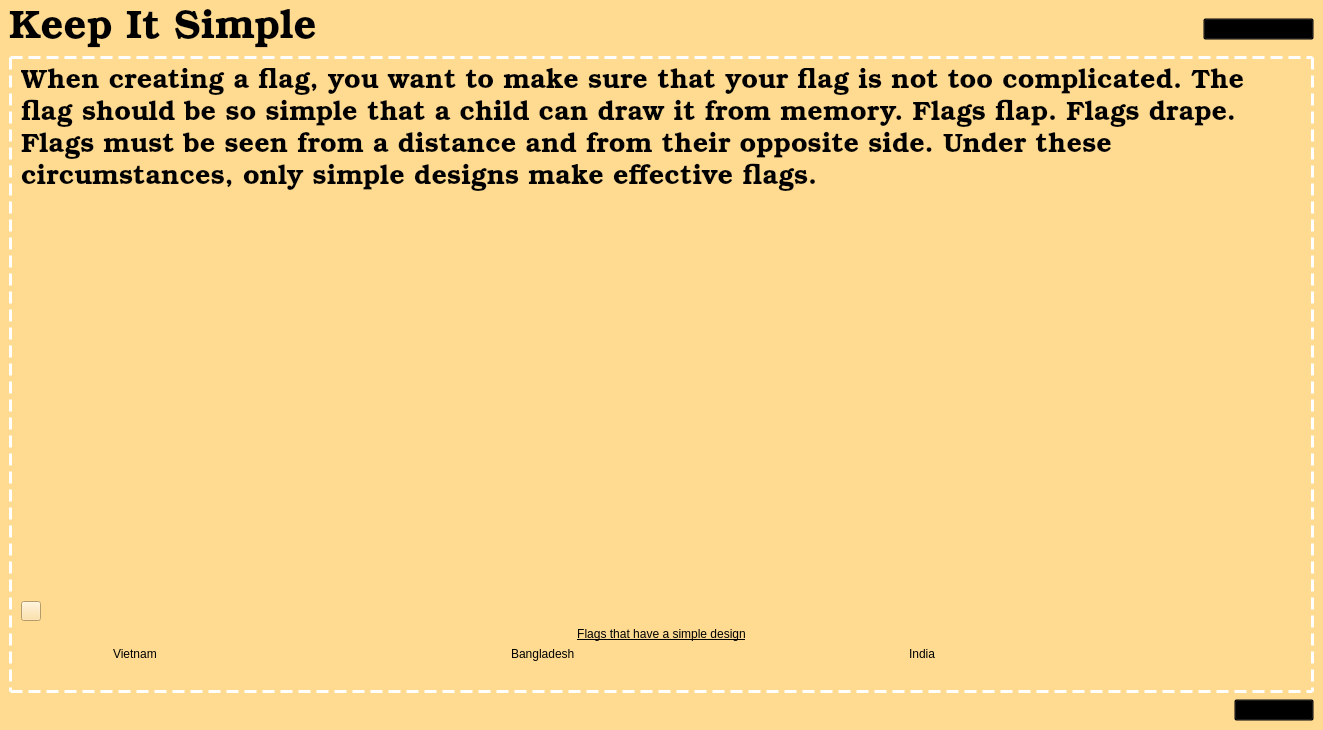
Above: keepsimplelesson.ui from zxjorge/EDApp before the change. Below: the same form after it.
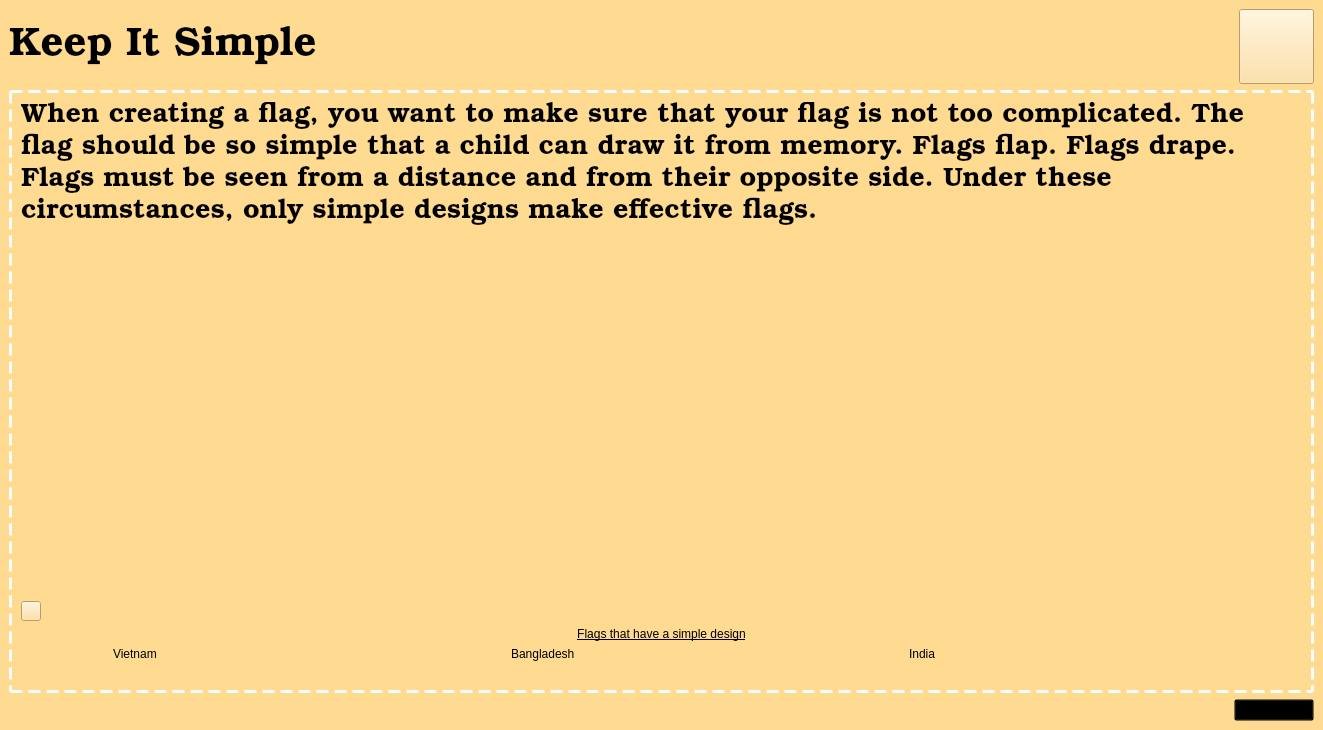
That is the form after the change. Icons and pictures are not drawn.

Commit message: Added home buttons to keep simple and distinctive lessons

The edit to the form file:
```diff
--- a/keepsimplelesson.ui
+++ b/keepsimplelesson.ui
@@ -66,15 +66,17 @@
           </item>
           <item>
            <widget class="QPushButton" name="mainMenu">
+            <property name="minimumSize">
+             <size>
+              <width>75</width>
+              <height>75</height>
+             </size>
+            </property>
             <property name="styleSheet">
-             <string notr="true">
-text-decoration: underline; 
-font: 9pt &quot;Arial Narrow&quot;;
-background-color: transparent;
- </string>
+             <string notr="true">border-image: url(:/Icons/home-menu-icon-21.jpg);</string>
             </property>
             <property name="text">
-             <string>Back to Main Menu</string>
+             <string/>
             </property>
            </widget>
           </item>
```
Left out of the diff: 26 changed lines with no effect on the pictures. The commit also changes 1 other file.
